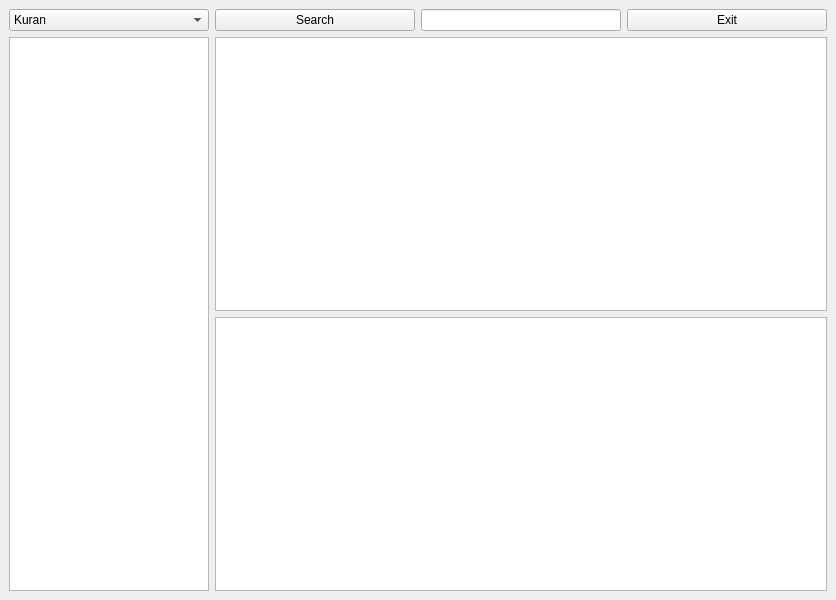
The window that mainwindow.ui (takyonxxx/KutsalKitaplar-C) describes before a commit, drawn with Qt 5.
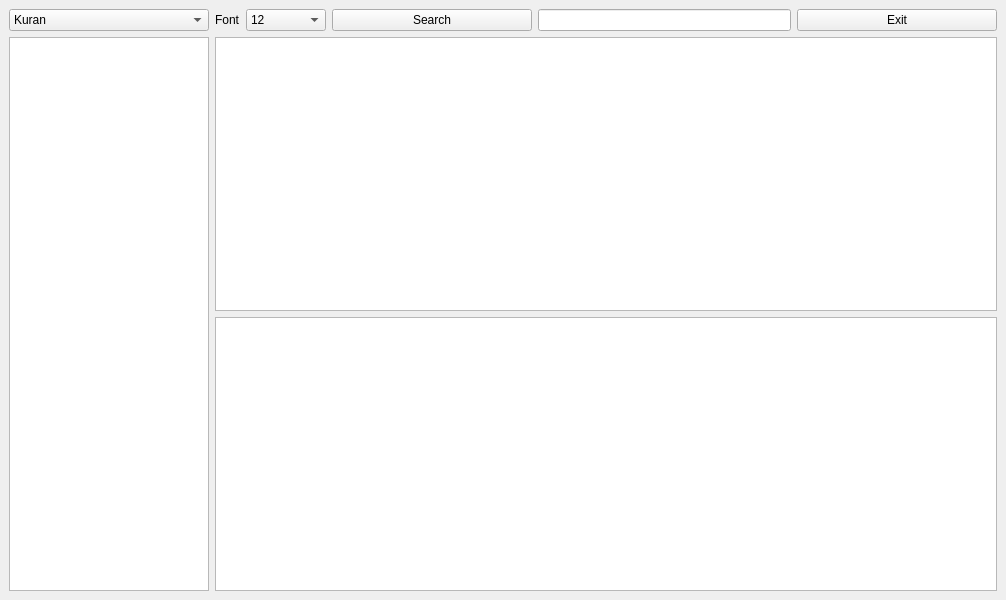
The same window after the commit.

Diff of the .ui file:
```diff
--- a/mainwindow.ui
+++ b/mainwindow.ui
@@ -6,7 +6,7 @@
    <rect>
     <x>0</x>
     <y>0</y>
-    <width>800</width>
+    <width>1006</width>
     <height>600</height>
    </rect>
   </property>
@@ -73,6 +73,48 @@
           </item>
          </widget>
         </item>
+        <item>
+         <widget class="QLabel" name="labelFont">
+          <property name="text">
+           <string>Font</string>
+          </property>
+         </widget>
+        </item>
+        <item>
+         <widget class="QComboBox" name="comboFont">
+          <property name="minimumSize">
+           <size>
+            <width>80</width>
+            <height>0</height>
+           </size>
+          </property>
+          <item>
+           <property name="text">
+            <string>12</string>
+           </property>
+          </item>
+          <item>
+           <property name="text">
+            <string>14</string>
+           </property>
+          </item>
+          <item>
+           <property name="text">
+            <string>16</string>
+           </property>
+          </item>
+          <item>
+           <property name="text">
+            <string>18</string>
+           </property>
+          </item>
+          <item>
+           <property name="text">
+            <string>20</string>
+           </property>
+          </item>
+         </widget>
+        </item>
         <item>
          <widget class="QPushButton" name="pushSearch">
           <property name="minimumSize">
```
Left out of the diff: 4 changed lines with no effect on the pictures.
